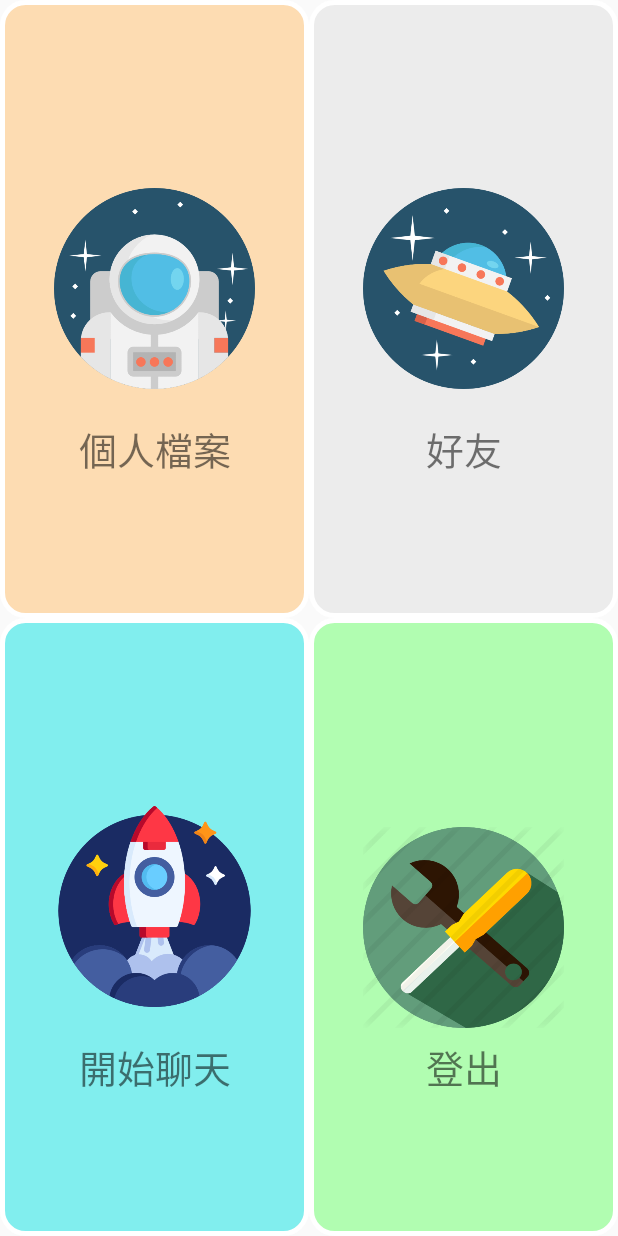
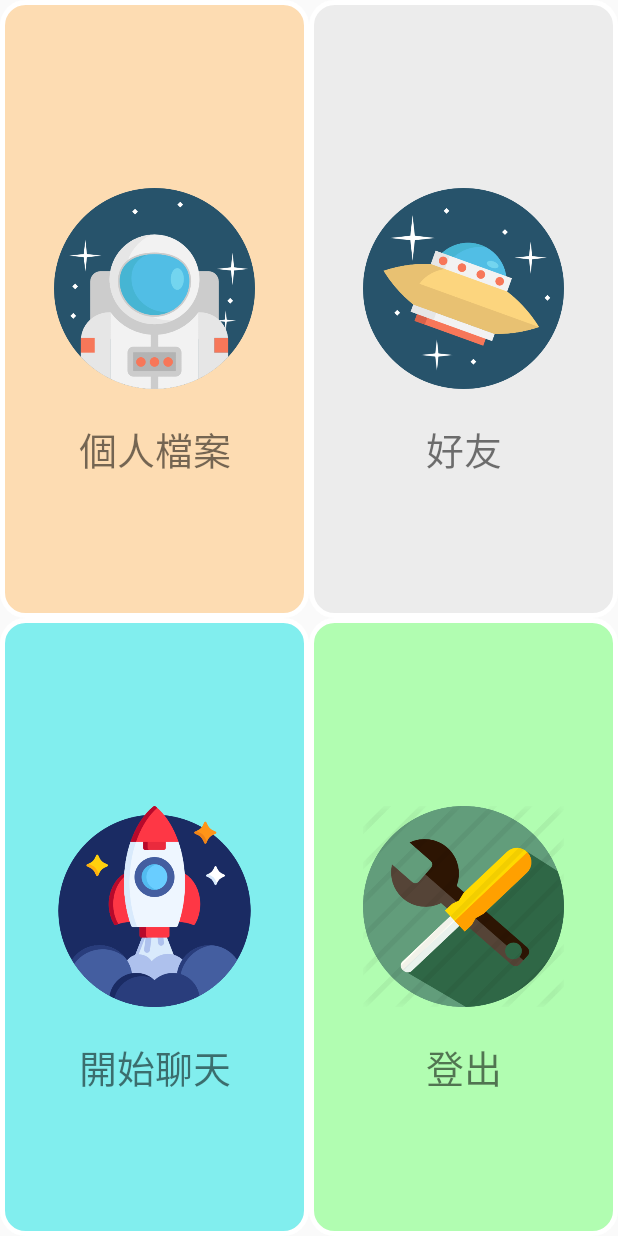
Before and after one commit to qqsusu/INTALK1, an Android app: the PrimaryActivity screen opened directly, with no data from a screen before it, on a phone screen of 412 x 824 dp. Run offline under Robolectric (Android 15) with nearby library versions, the phone set to English and light mode, and no system bars.

Commit message:
proj backup 108/5/9

```diff
--- a/app/src/main/java/com/example/italk/PrimaryActivity.java
+++ b/app/src/main/java/com/example/italk/PrimaryActivity.java
@@ -61,8 +61,9 @@ public class PrimaryActivity extends AppCompatActivity {
                         .setPositiveButton("確認" ,new DialogInterface.OnClickListener() {
                             @Override
                             public void onClick(DialogInterface dialog, int which) {
-                                Intent toMain = new Intent(PrimaryActivity.this,MainActivity.class);
-                                startActivity(toMain);
+                                //Intent toMain = new Intent(PrimaryActivity.this,MainActivity.class);
+                                //startActivity(toMain);
+                                finish();
                             }
                         })
                         .setNegativeButton("不要好了", new DialogInterface.OnClickListener() {
--- a/app/src/main/res/layout/activity_chat.xml
+++ b/app/src/main/res/layout/activity_chat.xml
@@ -30,7 +30,6 @@
         android:hint="打字啦"
         android:inputType="textPersonName"
         app:layout_constraintLeft_toLeftOf="@id/guideline_left"
-        app:layout_constraintRight_toLeftOf="@+id/send_btn"
         app:layout_constraintTop_toBottomOf="@+id/chatroom_scrollView" />
     <Button
         android:id="@+id/send_btn"
--- a/app/src/main/res/layout/activity_hobby.xml
+++ b/app/src/main/res/layout/activity_hobby.xml
@@ -455,4 +455,5 @@
 
 
 
+
 </android.support.constraint.ConstraintLayout>
--- a/app/src/main/res/layout/activity_primary.xml
+++ b/app/src/main/res/layout/activity_primary.xml
@@ -127,7 +127,9 @@
         app:layout_constraintTop_toBottomOf="@+id/button_top_Right"
         app:layout_constraintLeft_toRightOf="@+id/button_bottom_Left"
         app:layout_constraintRight_toRightOf="parent"
-        app:layout_constraintBottom_toBottomOf="parent" />
+        app:layout_constraintBottom_toBottomOf="parent"
+        app:layout_constraintVertical_bias="0.45"
+        app:layout_constraintHorizontal_bias="0.5"/>
     <TextView
         android:layout_width="wrap_content"
         android:layout_height="wrap_content"
```
Also changed, not shown: app/src/main/res/layout/activity_profile.xml (+6 -14 lines), 1 other file.
